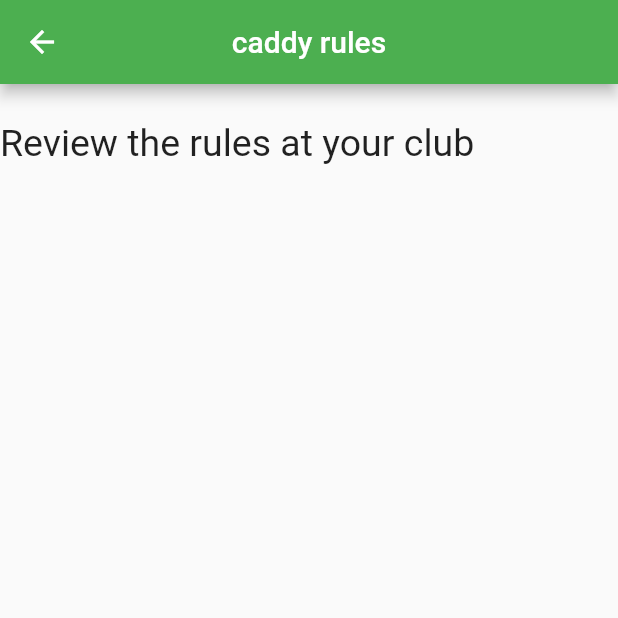
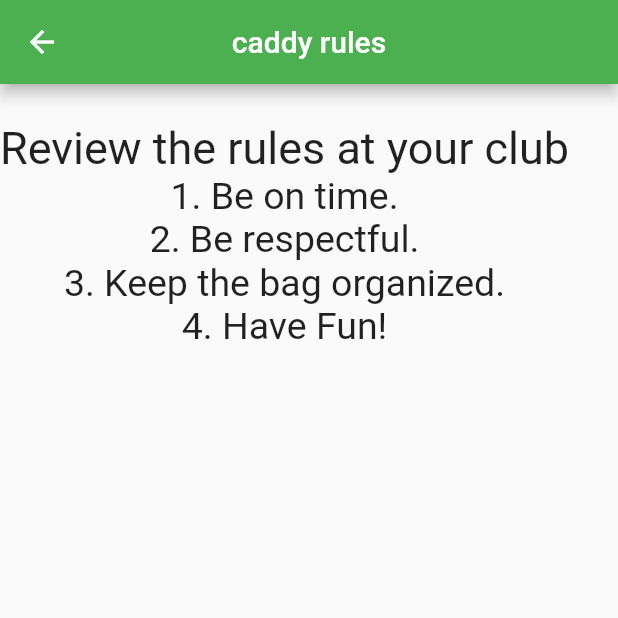
Before and after one commit to oboyle3/bogeyManagement, a Flutter app: the rulesPageCaddy screen opened directly, on a phone screen of 412 x 824 dp, the top half of it. Run offline on Flutter 3.47's test engine with Material 2 defaults, Android fonts, the phone set to English and light mode, and no system bars; our stand-ins replace cloud_firestore, firebase_auth, firebase_core; accounts and stored records are empty.

Commit message:
rules update

```diff
--- a/lib/caddie_Pages/rulesPageCaddy.dart
+++ b/lib/caddie_Pages/rulesPageCaddy.dart
@@ -15,6 +15,22 @@ class rulesPageCaddy extends StatelessWidget {
           SizedBox(height: 25), // add some space between app bar and text
           Text(
             'Review the rules at your club',
+            style: TextStyle(fontSize: 30),
+          ),
+           Text(
+            '1. Be on time.',
+            style: TextStyle(fontSize: 25),
+          ),
+          Text(
+            '2. Be respectful.',
+            style: TextStyle(fontSize: 25),
+          ),
+          Text(
+            '3. Keep the bag organized.',
+            style: TextStyle(fontSize: 25),
+          ),
+          Text(
+            '4. Have Fun!',
             style: TextStyle(fontSize: 25),
           ),
         ],
```
Also changed, not shown: lib/caddie_Pages/profilePageCaddy.dart (+16 -7 lines), lib/caddie_Pages/schedulePageCaddy.dart (+39 -14 lines).
